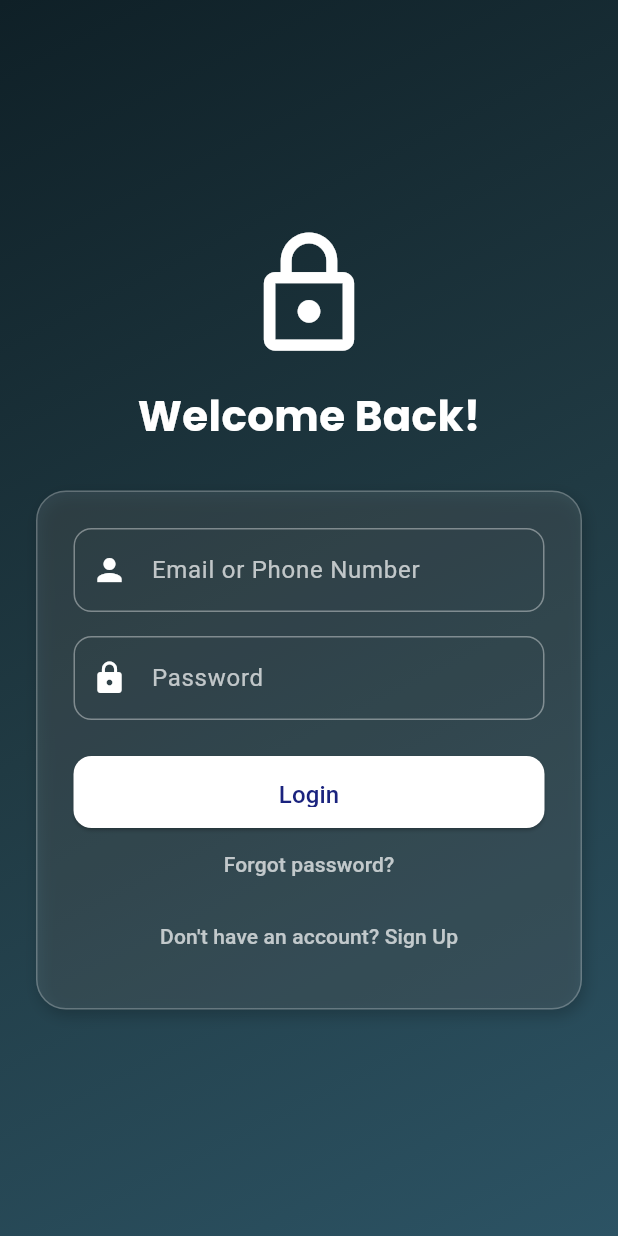
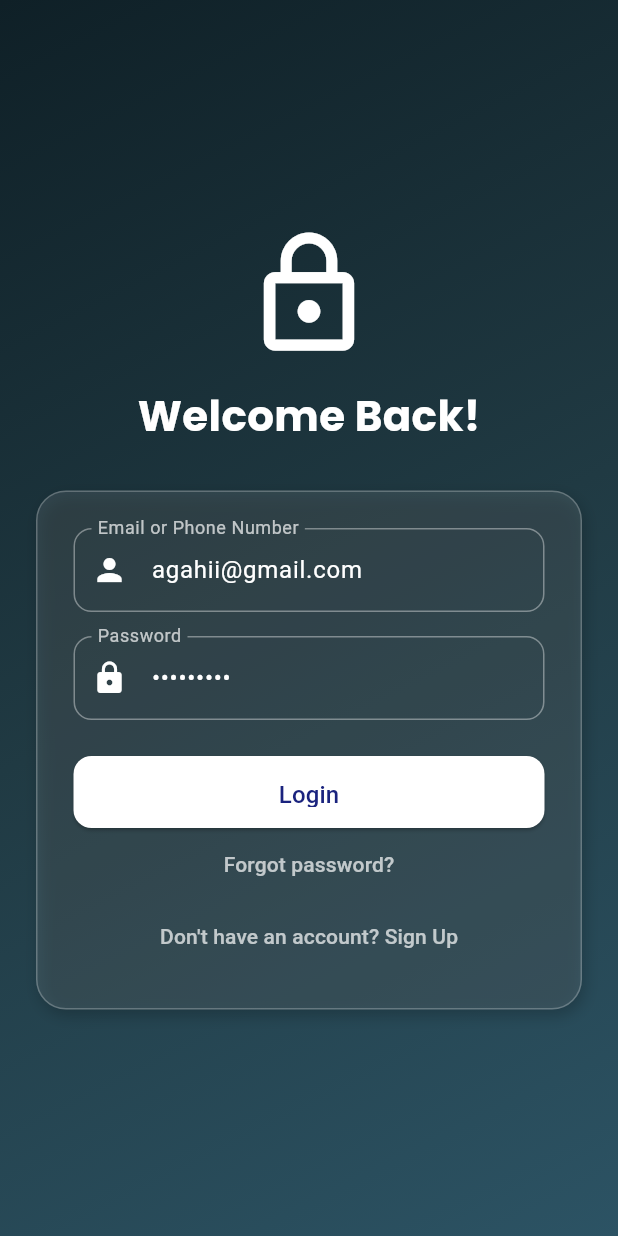
Before and after one commit to agahii/slcloudapppro, a Flutter app: the screen it shows after launch, on a phone screen of 412 x 824 dp. Run offline on Flutter 3.47's test engine with Material 3 defaults, Android fonts, the phone set to English and light mode, and no system bars; our stand-ins replace google_fonts, shared_preferences.

Commit message:
Login and home screen

```diff
--- a/lib/login_screen.dart
+++ b/lib/login_screen.dart
@@ -14,6 +14,17 @@ class _LoginScreenState extends State<LoginScreen> {
   final passwordController = TextEditingController();
   bool isLoading = false;
   String? errorMessage;
+
+
+  @override
+  void initState() {
+    super.initState();
+    emailController.text = 'agahii@gmail.com';
+    passwordController.text = 'Ba@leno99';
+  }
+
+
+
 
   void loginUser() async {
     final email = emailController.text.trim();
--- a/lib/main.dart
+++ b/lib/main.dart
@@ -4,11 +4,15 @@ import 'login_screen.dart';
 import 'home_screen.dart'; // Replace with your actual home screen
 
 void main() {
-  runApp(MyApp());
+  runApp(const MyApp());
 }
 
 class MyApp extends StatelessWidget {
   const MyApp({super.key});
+
+  // Define your global color scheme here
+  static const Color primaryColor = Color(0xFF0D47A1); // Login screen blue
+  static const Color accentColor = Colors.white;       // Text/Icon/Foreground
 
   Future<bool> isTokenValid() async {
     final prefs = await SharedPreferences.getInstance();
@@ -29,6 +33,38 @@ class MyApp extends StatelessWidget {
   Widget build(BuildContext context) {
     return MaterialApp(
       debugShowCheckedModeBanner: false,
+
+      theme: ThemeData(
+        primaryColor: primaryColor,
+        scaffoldBackgroundColor: Colors.white,
+
+        appBarTheme: const AppBarTheme(
+          backgroundColor: primaryColor,
+          foregroundColor: accentColor,
+        ),
+
+        iconTheme: const IconThemeData(color: primaryColor),
+
+        textTheme: const TextTheme(
+          bodyMedium: TextStyle(color: Colors.black),
+        ),
+
+        drawerTheme: const DrawerThemeData(
+          backgroundColor: Colors.white,
+        ),
+
+        elevatedButtonTheme: ElevatedButtonThemeData(
+          style: ElevatedButton.styleFrom(
+            backgroundColor: primaryColor,
+            foregroundColor: accentColor,
+          ),
+        ),
+
+        floatingActionButtonTheme: const FloatingActionButtonThemeData(
+          backgroundColor: primaryColor,
+        ),
+      ),
+
       home: FutureBuilder<bool>(
         future: isTokenValid(),
         builder: (context, snapshot) {
@@ -38,15 +74,14 @@ class MyApp extends StatelessWidget {
             );
           }
 
-          return snapshot.data! ? HomeScreen() : LoginScreen();
+          return snapshot.data! ? const HomeScreen() : const LoginScreen();
         },
       ),
+
       routes: {
-
-        '/login': (context) => LoginScreen(),
-        '/home': (context) => HomeScreen(),
+        '/login': (context) => const LoginScreen(),
+        '/home': (context) => const HomeScreen(),
       },
-
     );
   }
 }
```
Also changed, not shown: lib/home_screen.dart (+23 -7 lines).
